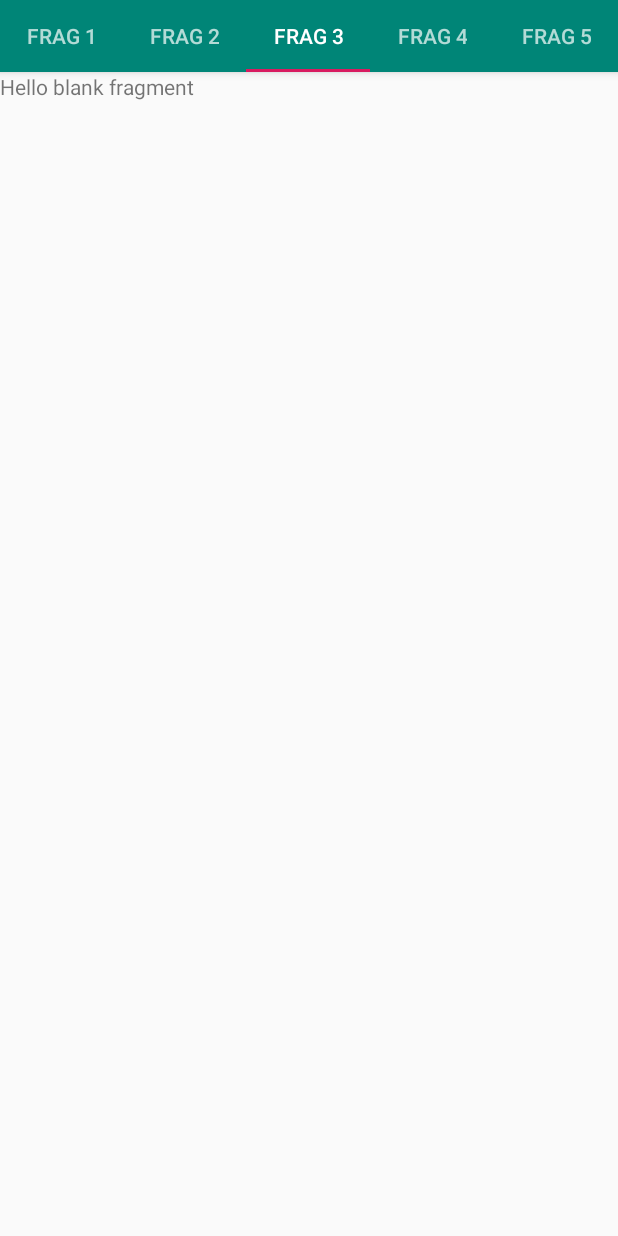
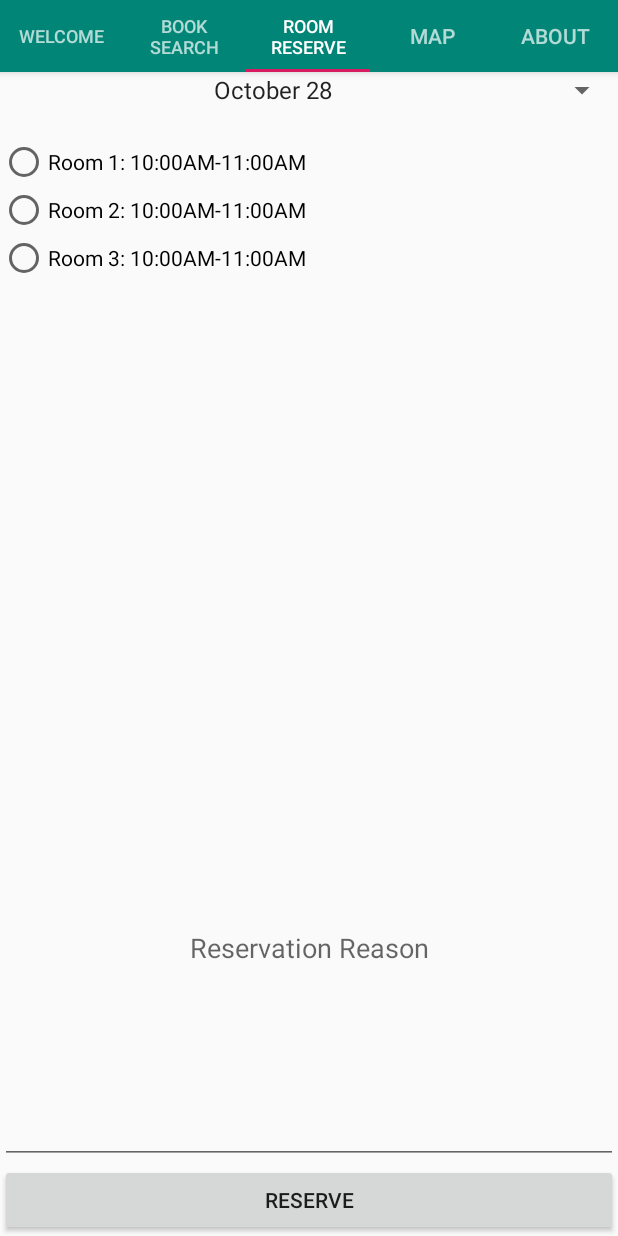
Before and after one commit to beardcoffee/LibraryBuddy, an Android app: the screen it shows after launch (MainActivity), tab 3 chosen, on a phone screen of 412 x 824 dp. Run offline under Robolectric (Android 15) with nearby library versions, the phone set to English and light mode, and no system bars.

Commit message:
Added basic layout for the remaining fragments, subject to change

```diff
--- a/app/src/main/res/layout/fragment_three.xml
+++ b/app/src/main/res/layout/fragment_three.xml
@@ -1,14 +1,54 @@
 <?xml version="1.0" encoding="utf-8"?>
-<FrameLayout xmlns:android="http://schemas.android.com/apk/res/android"
+
+<LinearLayout xmlns:android="http://schemas.android.com/apk/res/android"
     xmlns:tools="http://schemas.android.com/tools"
+    xmlns:app="http://schemas.android.com/apk/res-auto"
+    android:orientation="vertical"
     android:layout_width="match_parent"
     android:layout_height="match_parent"
-    tools:context=".FragmentThree">
+    android:layout_gravity="center"
+    android:layout_margin="20dp"
+    tools:context=".MainActivity">
+    <Spinner
+        android:id="@+id/spinnerDates"
+        android:layout_width="match_parent"
+        android:layout_height="wrap_content"
+        tools:layout_editor_absoluteX="0dp"
+        tools:layout_editor_absoluteY="55dp"
+        android:textAlignment="center"
+        android:layout_marginBottom="20dp"/>
 
-    <!-- TODO: Update blank fragment layout -->
-    <TextView
+    <RadioButton
+        android:id="@+id/radioButton"
         android:layout_width="match_parent"
-        android:layout_height="match_parent"
-        android:text="@string/hello_blank_fragment" />
+        android:layout_height="wrap_content"
+        android:text="Room 1: 10:00AM-11:00AM" />
 
-</FrameLayout>
+    <RadioButton
+        android:id="@+id/radioButton2"
+        android:layout_width="match_parent"
+        android:layout_height="wrap_content"
+        android:text="Room 2: 10:00AM-11:00AM" />
+
+    <RadioButton
+        android:id="@+id/radioButton3"
+        android:layout_width="match_parent"
+        android:layout_height="wrap_content"
+        android:text="Room 3: 10:00AM-11:00AM" />
+
+    <EditText
+        android:id="@+id/textView"
+        android:layout_marginTop="300dp"
+        android:layout_width="fill_parent"
+        android:layout_height="wrap_content"
+        android:layout_weight="1"
+        android:textAlignment="center"
+        android:hint="Reservation Reason" />
+
+    <Button
+        android:id="@+id/button"
+        android:layout_width="match_parent"
+        android:layout_height="wrap_content"
+        android:text="Reserve" />
+
+</LinearLayout>
--- a/app/src/main/res/values/strings.xml
+++ b/app/src/main/res/values/strings.xml
@@ -1,12 +1,10 @@
 <resources>
     <string name="app_name">LibraryBuddy</string>
-    <string name="first_tab">Frag 1</string>
-    <string name="second_tab">Frag 2</string>
-    <string name="third_tab">Frag 3</string>
-    <string name="fourth_tab">Frag 4</string>
-    <string name="five_tab">Frag 5</string>
+    <string name="first_tab">Welcome</string>
+    <string name="second_tab">Book Search</string>
+    <string name="third_tab">Room Reserve</string>
+    <string name="fourth_tab">Map</string>
+    <string name="five_tab">About</string>
 
-    <!-- TODO: Remove or change this placeholder text -->
-    <string name="hello_blank_fragment">Hello blank fragment</string>
 
 </resources>
```
Also changed, not shown: app/src/main/java/com/example/librarybuddy/FragmentThree.java (+25 -2 lines), app/src/main/res/layout/fragment_five.xml (+27 -8 lines), app/src/main/res/drawable/unologo.jpg (added).
